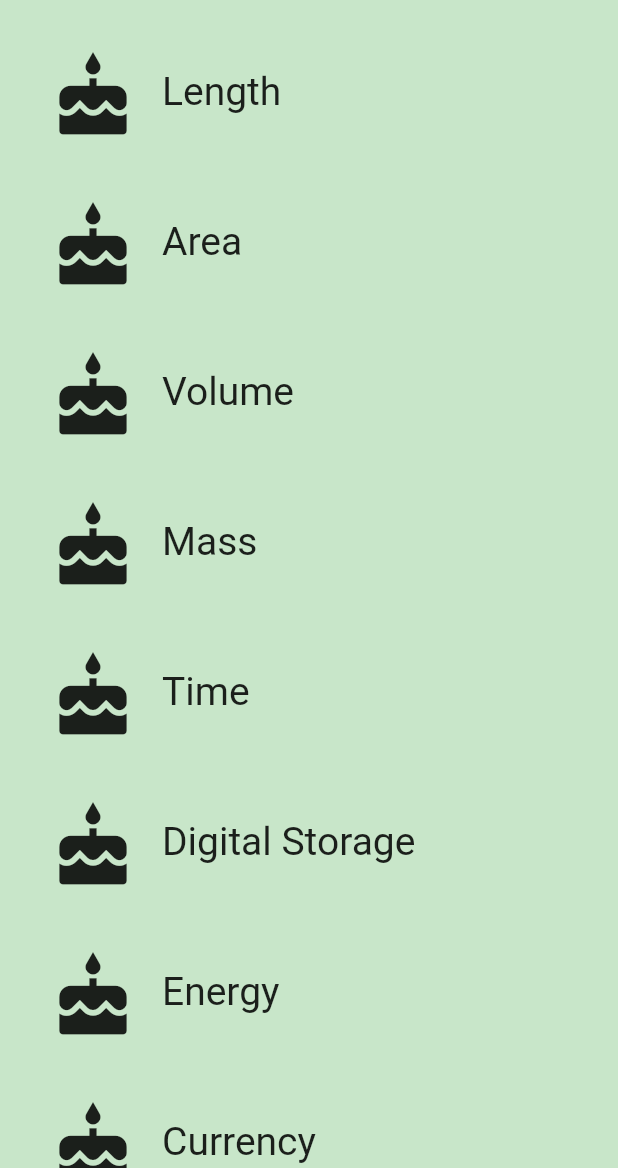
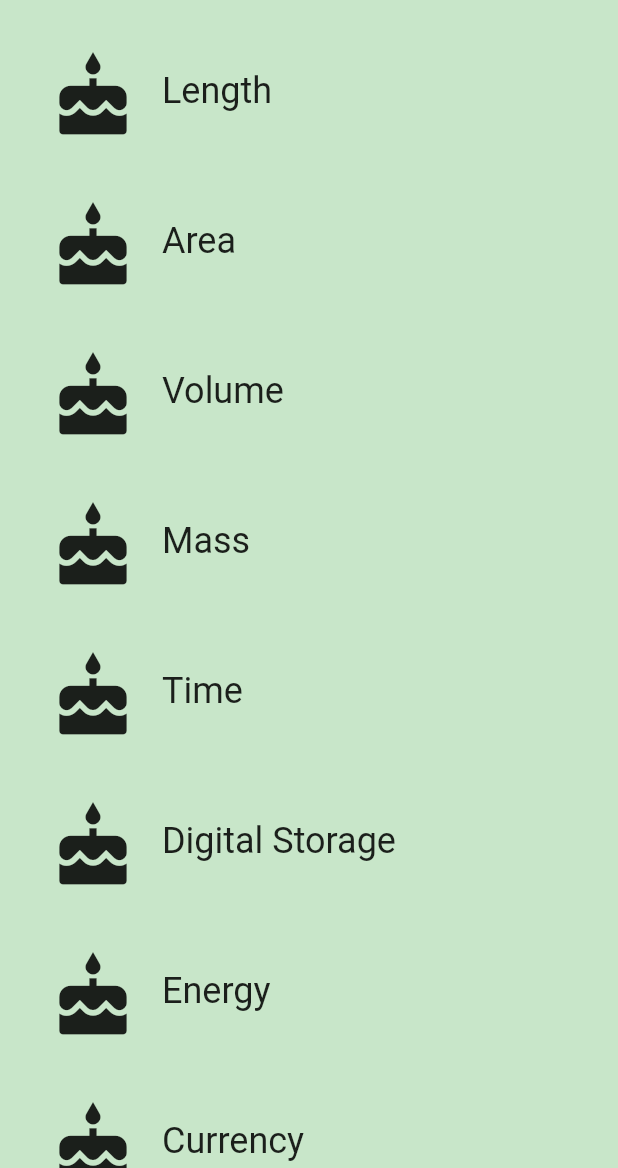
Before and after one commit to vanadium23/ud905, a Flutter app: the screen it shows after launch, on a phone screen of 412 x 824 dp, the part 68-1236 px from its top. Run offline on Flutter 3.47's test engine with Material 2 defaults, Android fonts, the phone set to English and light mode, and no system bars.

Commit message:
[Feat] add task 04 layout

```diff
--- a/lib/category.dart
+++ b/lib/category.dart
@@ -5,21 +5,50 @@
 // To keep your imports tidy, follow the ordering guidelines at
 // https://www.dartlang.org/guides/language/effective-dart/style#ordering
 import 'package:flutter/material.dart';
+// @required is defined in the meta.dart package
+import 'package:meta/meta.dart';
+
+import 'converter_route.dart';
+import 'unit.dart';
+
+// We use an underscore to indicate that these variables are private.
+// See https://www.dartlang.org/guides/language/effective-dart/design#libraries
+final _rowHeight = 100.0;
+final _borderRadius = BorderRadius.circular(_rowHeight / 2);
 
 /// A custom [Category] widget.
 ///
 /// The widget is composed on an [Icon] and [Text]. Tapping on the widget shows
 /// a colored [InkWell] animation.
 class Category extends StatelessWidget {
+  final String name;
+  final ColorSwatch color;
+  final IconData iconLocation;
+  final List<Unit> units;
+
   /// Creates a [Category].
   ///
   /// A [Category] saves the name of the Category (e.g. 'Length'), its color for
   /// the UI, and the icon that represents it (e.g. a ruler).
-  const Category({Key key, this.name, this.color, this.icon});
+  // While the @required checks for whether a named parameter is passed in,
+  // it doesn't check whether the object passed in is null. We check that
+  // in the assert statement.
+  const Category({
+    Key key,
+    @required this.name,
+    @required this.color,
+    @required this.iconLocation,
+    @required this.units,
+  })  : assert(name != null),
+        assert(color != null),
+        assert(iconLocation != null),
+        assert(units != null),
+        super(key: key);
 
-  final String name;
-  final Color color;
-  final IconData icon;
+  /// Navigates to the [ConverterRoute].
+  void _navigateToConverter(BuildContext context) {
+    // TODO: Using the Navigator, navigate to the [ConverterRoute]
+  }
 
   /// Builds a custom widget that shows [Category] information.
   ///
@@ -30,18 +59,46 @@ class Category extends StatelessWidget {
   // Theme ancestor in the tree. Below, we obtain the display1 text theme.
   // See https://docs.flutter.io/flutter/material/Theme-class.html
   Widget build(BuildContext context) {
-    return Container(
-      height: 100.0,
-      padding: EdgeInsets.all(8.0),
-      child: InkWell(
-        onTap: () { print('I was tapped'); },
-        splashColor: this.color,
-        highlightColor: this.color,
-        child: Row(
-          children: <Widget>[
-            Padding(padding: EdgeInsets.all(16.0), child: Icon(this.icon, size: 60.0,),),
-            Center(child: Text(this.name, style: TextStyle(fontSize: 26),),),
-          ],
+    return Material(
+      color: Colors.transparent,
+      child: Container(
+        height: _rowHeight,
+        child: InkWell(
+          borderRadius: _borderRadius,
+          highlightColor: color,
+          splashColor: color,
+          // We can use either the () => function() or the () { function(); }
+          // syntax.
+          // TODO: Update this onTap property to call _navigateToConverter()
+          onTap: () {
+            print('I was tapped!');
+          },
+          child: Padding(
+            padding: EdgeInsets.all(8.0),
+            child: Row(
+              crossAxisAlignment: CrossAxisAlignment.stretch,
+              // There are two ways to denote a list: `[]` and `List()`.
+              // Prefer to use the literal syntax, i.e. `[]`, instead of `List()`.
+              // You can add the type argument if you'd like, i.e. <Widget>[].
+              // See https://www.dartlang.org/guides/language/effective-dart/usage#do-use-collection-literals-when-possible
+              children: [
+                Padding(
+                  padding: EdgeInsets.all(16.0),
+                  child: Icon(
+                    iconLocation,
+                    size: 60.0,
+                  ),
+                ),
+                Center(
+                  child: Text(
+                    name,
+                    textAlign: TextAlign.center,
+                    style: Theme.of(context).textTheme.headline,
+                  ),
+                ),
+              ],
+            ),
+          ),
         ),
       ),
     );
--- a/lib/category_route.dart
+++ b/lib/category_route.dart
@@ -5,6 +5,7 @@
 import 'package:flutter/material.dart';
 
 import 'category.dart';
+import 'unit.dart';
 
 final _backgroundColor = Colors.green[100];
 
@@ -42,12 +43,23 @@ class CategoryRoute extends StatelessWidget {
 
   /// Makes the correct number of rows for the list view.
   ///
-  /// For portrait, we construct a [ListView] from the list of category widgets.
+  /// For portrait, we use a [ListView].
   Widget _buildCategoryWidgets(List<Widget> categories) {
     return ListView.builder(
       itemBuilder: (BuildContext context, int index) => categories[index],
       itemCount: categories.length,
     );
+  }
+
+  /// Returns a list of mock [Unit]s.
+  List<Unit> _retrieveUnitList(String categoryName) {
+    return List.generate(10, (int i) {
+      i += 1;
+      return Unit(
+        name: '$categoryName Unit $i',
+        conversion: i.toDouble(),
+      );
+    });
   }
 
   @override
@@ -58,7 +70,8 @@ class CategoryRoute extends StatelessWidget {
       categories.add(Category(
         name: _categoryNames[i],
         color: _baseColors[i],
-        icon: Icons.cake,
+        iconLocation: Icons.cake,
+        units: _retrieveUnitList(_categoryNames[i]),
       ));
     }
 
--- /dev/null
+++ b/lib/converter_route.dart
@@ -0,0 +1,53 @@
+// Copyright 2018 The Chromium Authors. All rights reserved.
+// Use of this source code is governed by a BSD-style license that can be
+// found in the LICENSE file.
+
+import 'package:flutter/material.dart';
+import 'package:meta/meta.dart';
+
+import 'unit.dart';
+
+/// Converter screen where users can input amounts to convert.
+///
+/// Currently, it just displays a list of mock units.
+///
+/// While it is named ConverterRoute, a more apt name would be ConverterScreen,
+/// because it is responsible for the UI at the route's destination.
+class ConverterRoute extends StatelessWidget {
+  /// Units for this [Category].
+  final List<Unit> units;
+
+  /// This [ConverterRoute] requires the name, color, and units to not be null.
+  // TODO: Pass in the [Category]'s name and color
+  const ConverterRoute({
+    @required this.units,
+  }) : assert(units != null);
+
+  @override
+  Widget build(BuildContext context) {
+    // Here is just a placeholder for a list of mock units
+    final unitWidgets = units.map((Unit unit) {
+      // TODO: Set the color for this Container
+      return Container(
+        margin: EdgeInsets.all(8.0),
+        padding: EdgeInsets.all(16.0),
+        child: Column(
+          children: <Widget>[
+            Text(
+              unit.name,
+              style: Theme.of(context).textTheme.headline,
+            ),
+            Text(
+              'Conversion: ${unit.conversion}',
+              style: Theme.of(context).textTheme.subhead,
+            ),
+          ],
+        ),
+      );
+    }).toList();
+
+    return ListView(
+      children: unitWidgets,
+    );
+  }
+}
--- a/lib/main.dart
+++ b/lib/main.dart
@@ -5,6 +5,9 @@
 // You can read about packages here: https://flutter.io/using-packages/
 import 'package:flutter/material.dart';
 
+// You can use a relative import, i.e. `import 'category_route.dart;'` or
+// a package import, as shown below.
+// More details at http://dart-lang.github.io/linter/lints/avoid_relative_lib_imports.html
 import 'category_route.dart';
 
 /// The function that is called when main.dart is run.
@@ -14,14 +17,15 @@ void main() {
 
 /// This widget is the root of our application.
 ///
-/// The first screen we see is a list [Categories].
+/// The first screen we see is a list [Categories], each of which
+/// has a list of [Unit]s.
 class UnitConverterApp extends StatelessWidget {
   @override
   Widget build(BuildContext context) {
     return MaterialApp(
       debugShowCheckedModeBanner: false,
       title: 'Unit Converter',
-      home: Container(child:CategoryRoute(),),
+      home: CategoryRoute(),
     );
   }
 }
--- /dev/null
+++ b/lib/unit.dart
@@ -0,0 +1,27 @@
+// Copyright 2018 The Chromium Authors. All rights reserved.
+// Use of this source code is governed by a BSD-style license that can be
+// found in the LICENSE file.
+
+import 'package:meta/meta.dart';
+
+/// Information about a [Unit].
+class Unit {
+  final String name;
+  final double conversion;
+
+  /// A [Unit] stores its name and conversion factor.
+  ///
+  /// An example would be 'Meter' and '1.0'.
+  const Unit({
+    @required this.name,
+    @required this.conversion,
+  })  : assert(name != null),
+        assert(conversion != null);
+
+  /// Creates a [Unit] from a JSON object.
+  Unit.fromJson(Map jsonMap)
+      : assert(jsonMap['name'] != null),
+        assert(jsonMap['conversion'] != null),
+        name = jsonMap['name'],
+        conversion = jsonMap['conversion'].toDouble();
+}
```
